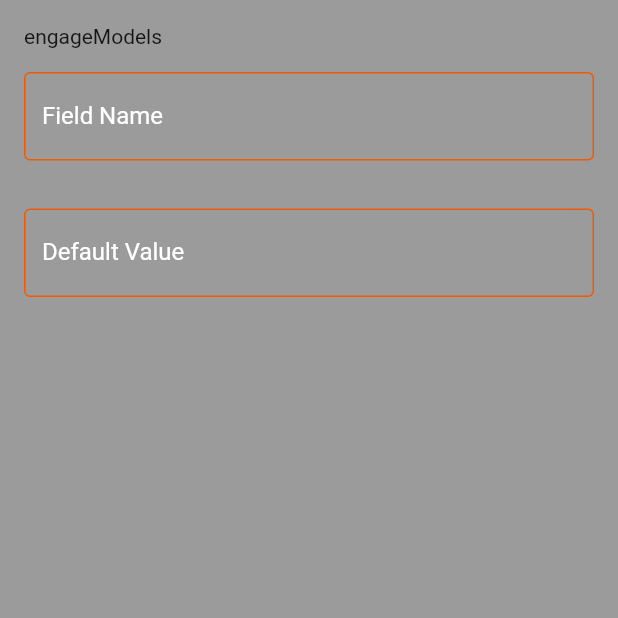
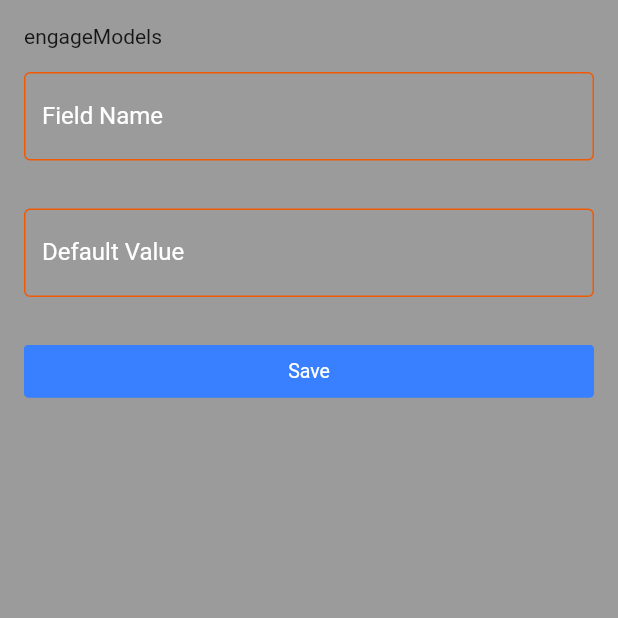
Before and after one commit to DevEngage/engage_library, a Flutter app: the EngageAddScreen screen opened by its route, on a phone screen of 412 x 824 dp, the top half of it. Run offline on Flutter 3.47's test engine with Material 2 defaults, Android fonts, the phone set to English and light mode, and no system bars; drawn by our look-alikes of getwidget; our stand-ins replace cloud_firestore, datetime_picker_formfield, file_picker, firebase_analytics, firebase_auth, firebase_core and 5 more; missing offline and left inert: app_tracking_transparency; accounts and stored records are empty.

Commit message:
wroking on add screen

```diff
--- a/lib/screens/add_screen.dart
+++ b/lib/screens/add_screen.dart
@@ -3,6 +3,7 @@ import 'package:engage_library/utils/engagefire_collection.dart';
 import 'package:engage_library/widgets/input.dart';
 import 'package:flutter/material.dart';
 import 'package:get/get.dart';
+import 'package:getwidget/getwidget.dart';
 
 class EngageAddScreen extends StatefulWidget {
   final String path;
@@ -52,8 +53,14 @@ class _EngageAddScreenState extends State<EngageAddScreen> {
                 // items: qa.items,
                 // // smartOptions: qa.smartOptions,
                 // onChanged: qa.onChanged,
-                // onSubmitted: qa.onSubmitted,
-              )
+                // onSubmitted: (val) => item.value = val,
+                onChanged: (val) => item.value = val,
+              ),
+            GFButton(
+                onPressed: () {
+                  print(widget.fields);
+                },
+                text: "Save"),
           ],
         ),
       ),
--- a/lib/utils/engagefire_collection.dart
+++ b/lib/utils/engagefire_collection.dart
@@ -82,5 +82,9 @@ class EngagefireCollection<T> {
         );
   }
 
+  // add() {
+  //   return refWithModel.
+  // }
+
   refresh() {}
 }
```
